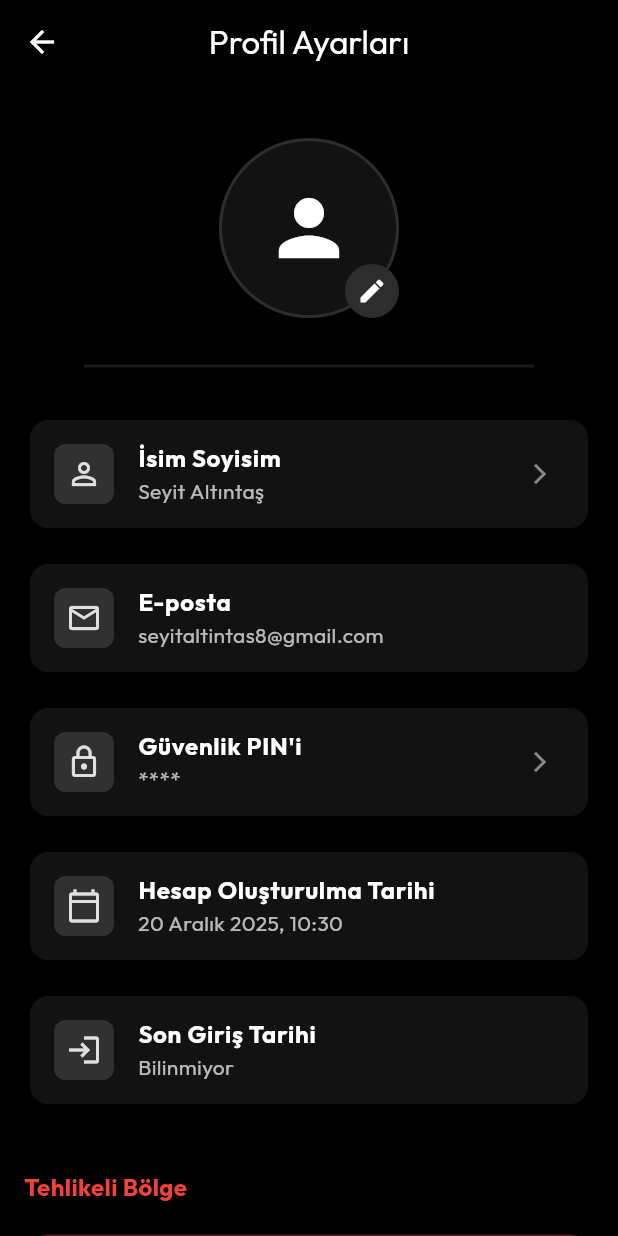
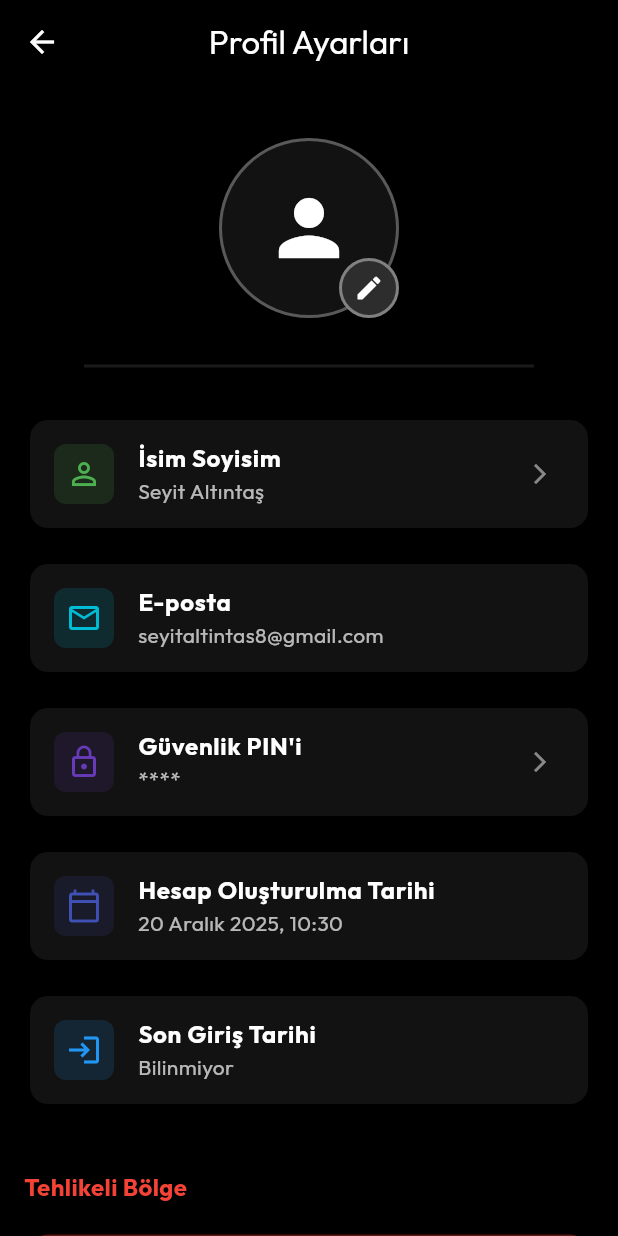
Before and after one commit to SeyitAltintas/Cashly, a Flutter app: the screen it shows after launch, item 3 of the bottom bar chosen, after a tap on "Kullanıcı Bilgileri", on a phone screen of 412 x 824 dp. Run offline on Flutter 3.47's test engine with Material 3 defaults, Android fonts, the phone set to English and light mode, and no system bars; our stand-ins replace file_picker, fl_chart, flutter_tts, google_fonts, hive_flutter, image_picker and 4 more; accounts and stored records are empty.

Commit message:
feat: Yeni profil sayfası ile güvenlik, profil fotoğrafı ve bilgi kartları bileşenleri eklendi.

```diff
--- a/lib/features/settings/presentation/widgets/profile/profile_info_cards.dart
+++ b/lib/features/settings/presentation/widgets/profile/profile_info_cards.dart
@@ -1,4 +1,5 @@
 import 'package:flutter/material.dart';
+import '../../../../../core/theme/app_theme.dart';
 
 /// Profil bilgi kartları widget'ı
 /// İsim, E-posta, PIN gibi ayar kartlarını gösterir
@@ -33,6 +34,7 @@ class ProfileInfoCards extends StatelessWidget {
           subtitle: name,
           icon: Icons.person_outline,
           onTap: onNameTap,
+          colorIndex: 7,
         ),
         const SizedBox(height: 16),
 
@@ -43,6 +45,7 @@ class ProfileInfoCards extends StatelessWidget {
           subtitle: email,
           icon: Icons.email_outlined,
           onTap: null,
+          colorIndex: 5,
         ),
         const SizedBox(height: 16),
 
@@ -53,6 +56,7 @@ class ProfileInfoCards extends StatelessWidget {
           subtitle: "****",
           icon: Icons.lock_outline,
           onTap: onPinTap,
+          colorIndex: 2,
         ),
       ],
     );
@@ -64,7 +68,11 @@ class ProfileInfoCards extends StatelessWidget {
     required String subtitle,
     required IconData icon,
     VoidCallback? onTap,
+    required int colorIndex,
   }) {
+    // Dinamik ikon rengi
+    final iconColor = PageThemeColors.getIconColor(colorIndex);
+
     return Card(
       color: Theme.of(context).colorScheme.surface,
       shape: RoundedRectangleBorder(borderRadius: BorderRadius.circular(12)),
@@ -72,12 +80,10 @@ class ProfileInfoCards extends StatelessWidget {
         leading: Container(
           padding: const EdgeInsets.all(8),
           decoration: BoxDecoration(
-            color: Theme.of(
-              context,
-            ).colorScheme.secondary.withValues(alpha: 0.15),
+            color: iconColor.withValues(alpha: 0.15),
             borderRadius: BorderRadius.circular(8),
           ),
-          child: Icon(icon, color: Theme.of(context).colorScheme.secondary),
+          child: Icon(icon, color: iconColor),
         ),
         title: Text(
           title,
--- a/lib/features/settings/presentation/widgets/profile/profile_photo_section.dart
+++ b/lib/features/settings/presentation/widgets/profile/profile_photo_section.dart
@@ -43,7 +43,8 @@ class ProfilePhotoSection extends StatelessWidget {
                     shape: BoxShape.circle,
                     color: Theme.of(context).colorScheme.surface,
                     border: Border.all(
-                      color: Theme.of(context).colorScheme.primary,
+                      // Gri-beyaz çerçeve rengi
+                      color: Colors.white.withValues(alpha: 0.3),
                       width: 2,
                     ),
                     image: user.profileImage != null
@@ -72,6 +73,11 @@ class ProfilePhotoSection extends StatelessWidget {
                     decoration: BoxDecoration(
                       color: Theme.of(context).colorScheme.primary,
                       shape: BoxShape.circle,
+                      // Beyaza yakın gri border
+                      border: Border.all(
+                        color: Colors.white.withValues(alpha: 0.4),
+                        width: 2,
+                      ),
                     ),
                     child: const Icon(
                       Icons.edit,
--- a/lib/features/settings/presentation/widgets/profile/security_section.dart
+++ b/lib/features/settings/presentation/widgets/profile/security_section.dart
@@ -1,4 +1,5 @@
 import 'package:flutter/material.dart';
+import '../../../../../core/theme/app_theme.dart';
 
 /// Güvenlik ayarları section widget'ı
 /// Biyometrik giriş toggle ve tarih bilgileri
@@ -36,14 +37,15 @@ class SecuritySection extends StatelessWidget {
               leading: Container(
                 padding: const EdgeInsets.all(10),
                 decoration: BoxDecoration(
-                  color: Theme.of(
-                    context,
-                  ).colorScheme.secondary.withValues(alpha: 0.15),
+                  // Dinamik biyometrik ikon rengi (turkuaz)
+                  color: PageThemeColors.getIconColor(
+                    5,
+                  ).withValues(alpha: 0.15),
                   borderRadius: BorderRadius.circular(12),
                 ),
                 child: Icon(
                   Icons.fingerprint,
-                  color: Theme.of(context).colorScheme.secondary,
+                  color: PageThemeColors.getIconColor(5),
                   size: 24,
                 ),
               ),
@@ -70,6 +72,10 @@ class SecuritySection extends StatelessWidget {
                 activeThumbColor: Colors.green,
                 inactiveTrackColor: Colors.red.withValues(alpha: 0.3),
                 inactiveThumbColor: Colors.red,
+                // Koyu gri-beyaz çerçeve
+                trackOutlineColor: WidgetStateProperty.all(
+                  Colors.white.withValues(alpha: 0.25),
+                ),
               ),
             ),
           ),
@@ -80,6 +86,7 @@ class SecuritySection extends StatelessWidget {
           title: "Hesap Oluşturulma Tarihi",
           subtitle: createdAt,
           icon: Icons.calendar_today_outlined,
+          colorIndex: 3,
         ),
         const SizedBox(height: 16),
 
@@ -89,6 +96,7 @@ class SecuritySection extends StatelessWidget {
           title: "Son Giriş Tarihi",
           subtitle: lastLoginAt,
           icon: Icons.login_outlined,
+          colorIndex: 4,
         ),
       ],
     );
@@ -99,7 +107,11 @@ class SecuritySection extends StatelessWidget {
     required String title,
     required String subtitle,
     required IconData icon,
+    required int colorIndex,
   }) {
+    // Dinamik ikon rengi
+    final iconColor = PageThemeColors.getIconColor(colorIndex);
+
     return Card(
       color: Theme.of(context).colorScheme.surface,
       shape: RoundedRectangleBorder(borderRadius: BorderRadius.circular(12)),
@@ -107,12 +119,10 @@ class SecuritySection extends StatelessWidget {
         leading: Container(
           padding: const EdgeInsets.all(8),
           decoration: BoxDecoration(
-            color: Theme.of(
-              context,
-            ).colorScheme.secondary.withValues(alpha: 0.15),
+            color: iconColor.withValues(alpha: 0.15),
             borderRadius: BorderRadius.circular(8),
           ),
-          child: Icon(icon, color: Theme.of(context).colorScheme.secondary),
+          child: Icon(icon, color: iconColor),
         ),
         title: Text(
           title,
--- a/lib/profile_page.dart
+++ b/lib/profile_page.dart
@@ -54,7 +54,7 @@ class ProfilSayfasi extends StatelessWidget {
                     shape: BoxShape.circle,
                     border: Border.all(
                       color: Colors.white.withValues(alpha: 0.3),
-                      width: 3,
+                      width: 2,
                     ),
                     boxShadow: [
                       BoxShadow(
```
